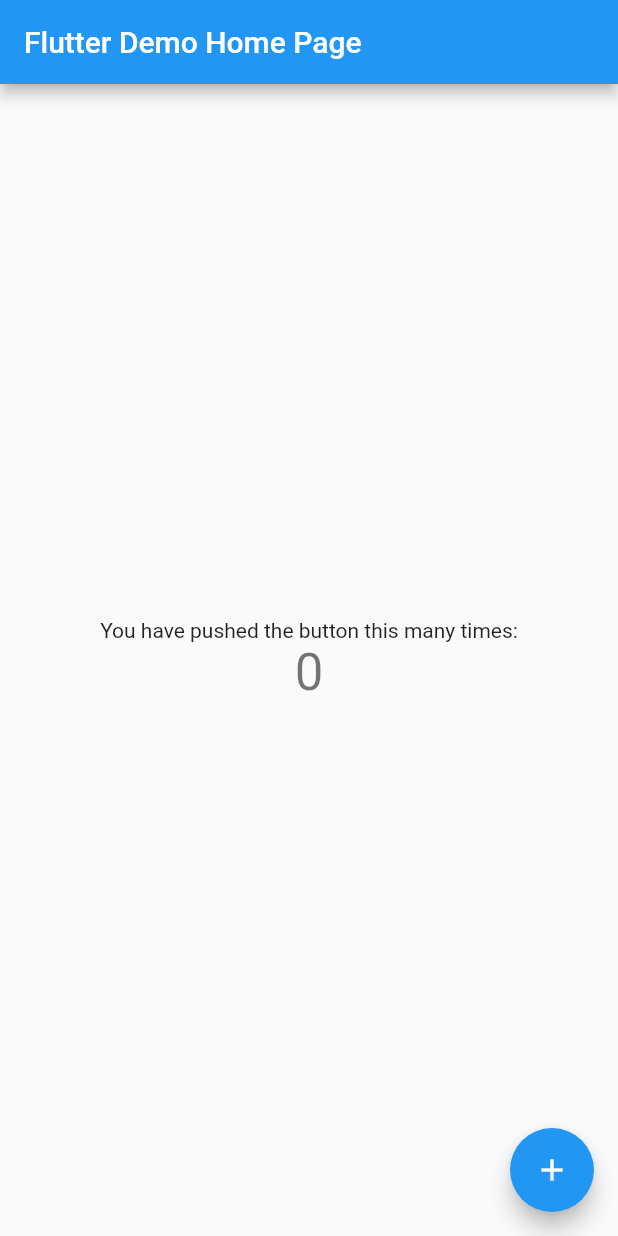
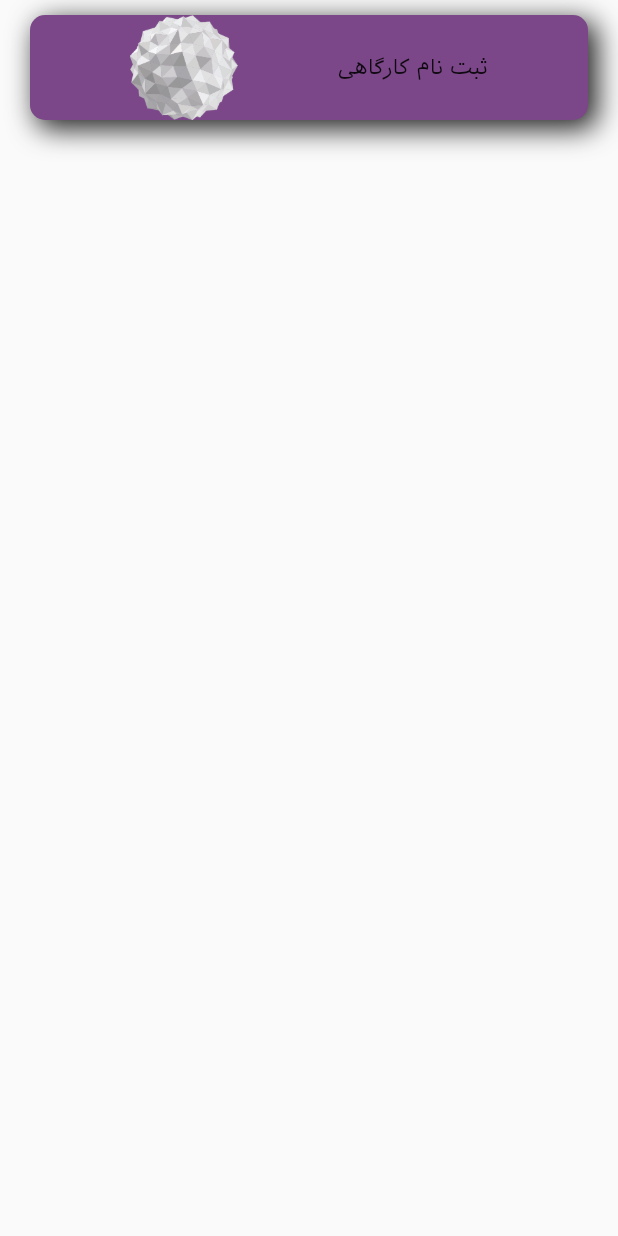
Before and after one commit to mohammadne/Qc-Register, a Flutter app: the screen it shows after launch, on a phone screen of 412 x 824 dp. Run offline on Flutter 3.47's test engine with Material 2 defaults, Android fonts, the phone set to English and light mode, and no system bars.

Commit message:
add image , font , initial set up with foldering

```diff
--- a/lib/main.dart
+++ b/lib/main.dart
@@ -1,111 +1,18 @@
 import 'package:flutter/material.dart';
+import 'package:qc_register/routes/landing.dart';
 
 void main() => runApp(MyApp());
 
 class MyApp extends StatelessWidget {
-  // This widget is the root of your application.
   @override
   Widget build(BuildContext context) {
     return MaterialApp(
       title: 'Flutter Demo',
       theme: ThemeData(
-        // This is the theme of your application.
-        //
-        // Try running your application with "flutter run". You'll see the
-        // application has a blue toolbar. Then, without quitting the app, try
-        // changing the primarySwatch below to Colors.green and then invoke
-        // "hot reload" (press "r" in the console where you ran "flutter run",
-        // or simply save your changes to "hot reload" in a Flutter IDE).
-        // Notice that the counter didn't reset back to zero; the application
-        // is not restarted.
         primarySwatch: Colors.blue,
+        fontFamily: "IranSans"
       ),
-      home: MyHomePage(title: 'Flutter Demo Home Page'),
+      home: LandingRoute(),
     );
   }
 }
-
-class MyHomePage extends StatefulWidget {
-  MyHomePage({Key key, this.title}) : super(key: key);
-
-  // This widget is the home page of your application. It is stateful, meaning
-  // that it has a State object (defined below) that contains fields that affect
-  // how it looks.
-
-  // This class is the configuration for the state. It holds the values (in this
-  // case the title) provided by the parent (in this case the App widget) and
-  // used by the build method of the State. Fields in a Widget subclass are
-  // always marked "final".
-
-  final String title;
-
-  @override
-  _MyHomePageState createState() => _MyHomePageState();
-}
-
-class _MyHomePageState extends State<MyHomePage> {
-  int _counter = 0;
-
-  void _incrementCounter() {
-    setState(() {
-      // This call to setState tells the Flutter framework that something has
-      // changed in this State, which causes it to rerun the build method below
-      // so that the display can reflect the updated values. If we changed
-      // _counter without calling setState(), then the build method would not be
-      // called again, and so nothing would appear to happen.
-      _counter++;
-    });
-  }
-
-  @override
-  Widget build(BuildContext context) {
-    // This method is rerun every time setState is called, for instance as done
-    // by the _incrementCounter method above.
-    //
-    // The Flutter framework has been optimized to make rerunning build methods
-    // fast, so that you can just rebuild anything that needs updating rather
-    // than having to individually change instances of widgets.
-    return Scaffold(
-      appBar: AppBar(
-        // Here we take the value from the MyHomePage object that was created by
-        // the App.build method, and use it to set our appbar title.
-        title: Text(widget.title),
-      ),
-      body: Center(
-        // Center is a layout widget. It takes a single child and positions it
-        // in the middle of the parent.
-        child: Column(
-          // Column is also a layout widget. It takes a list of children and
-          // arranges them vertically. By default, it sizes itself to fit its
-          // children horizontally, and tries to be as tall as its parent.
-          //
-          // Invoke "debug painting" (press "p" in the console, choose the
-          // "Toggle Debug Paint" action from the Flutter Inspector in Android
-          // Studio, or the "Toggle Debug Paint" command in Visual Studio Code)
-          // to see the wireframe for each widget.
-          //
-          // Column has various properties to control how it sizes itself and
-          // how it positions its children. Here we use mainAxisAlignment to
-          // center the children vertically; the main axis here is the vertical
-          // axis because Columns are vertical (the cross axis would be
-          // horizontal).
-          mainAxisAlignment: MainAxisAlignment.center,
-          children: <Widget>[
-            Text(
-              'You have pushed the button this many times:',
-            ),
-            Text(
-              '$_counter',
-              style: Theme.of(context).textTheme.display1,
-            ),
-          ],
-        ),
-      ),
-      floatingActionButton: FloatingActionButton(
-        onPressed: _incrementCounter,
-        tooltip: 'Increment',
-        child: Icon(Icons.add),
-      ), // This trailing comma makes auto-formatting nicer for build methods.
-    );
-  }
-}
--- /dev/null
+++ b/lib/routes/landing.dart
@@ -0,0 +1,29 @@
+import 'package:flutter/material.dart';
+import 'package:qc_register/utils/sizing.dart';
+import 'package:qc_register/utils/title.dart';
+
+class LandingRoute extends StatelessWidget {
+  @override
+  Widget build(BuildContext context) {
+    return SafeArea(
+      child: Scaffold(
+        body: Container(
+          padding: EdgeInsets.symmetric(horizontal: 20),
+          child: Column(
+            children: <Widget>[
+              Container(
+                padding: CustomPaddings.normalPadding,
+                child: TitleUtil(),
+              ),
+              Expanded(
+                child: ListView(
+                  children: <Widget>[],
+                ),
+              ),
+            ],
+          ),
+        ),
+      ),
+    );
+  }
+}
--- /dev/null
+++ b/lib/utils/sizing.dart
@@ -0,0 +1,17 @@
+import 'package:flutter/cupertino.dart';
+
+class CustomPaddings {
+  static const EdgeInsets normalPadding = EdgeInsets.symmetric(vertical: 10);
+}
+
+class CustomBorders {
+  static BorderRadius normalBorderRadius = BorderRadius.circular(10);
+}
+
+class CustomColors {
+  static const pinkColor = Color(0xff7B4789);
+}
+
+class Size {
+  static const double titleHeight = 70;
+}
--- /dev/null
+++ b/lib/utils/title.dart
@@ -0,0 +1,31 @@
+import 'package:flutter/material.dart';
+import 'package:qc_register/utils/sizing.dart';
+
+class TitleUtil extends StatelessWidget {
+  @override
+  Widget build(BuildContext context) {
+    return Container(
+      width: MediaQuery.of(context).size.width,
+      height: Size.titleHeight,
+      decoration: BoxDecoration(
+        color: CustomColors.pinkColor,
+        borderRadius: CustomBorders.normalBorderRadius,
+        boxShadow: [
+          BoxShadow(
+            color: Colors.black87,
+            offset: Offset(5.0, 5.0),
+            blurRadius: 15.0,
+            spreadRadius: 1.0,
+          ),
+        ],
+      ),
+      child: Row(
+        mainAxisAlignment: MainAxisAlignment.spaceEvenly,
+        children: <Widget>[
+          Image.asset("assets/images/logo.png"),
+          Text("ثبت نام کارگاهی")
+        ],
+      ),
+    );
+  }
+}
```
Also changed, not shown: pubspec.yaml (+6 -6 lines), assets/fonts/IranSans.ttf (added), assets/images/logo.png (added), lib/routes/Workshop_data.dart (added), lib/routes/personal_data.dart (added).
